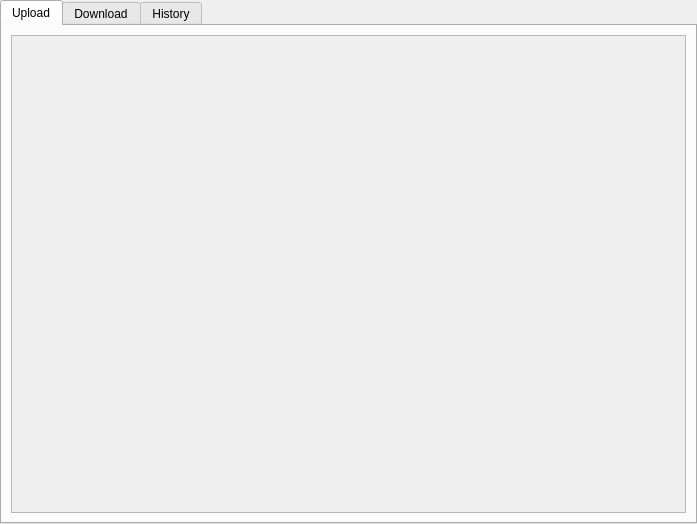
The window that client/transportwidget.ui (nekosilverfox/foxcloud) describes before a commit, drawn with Qt 5.
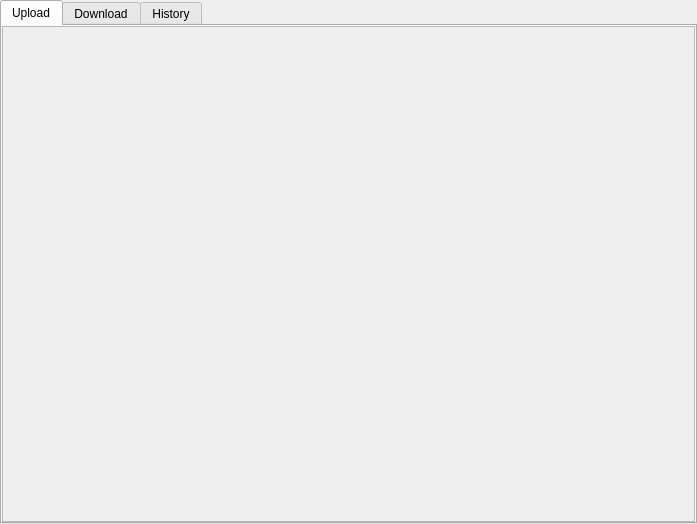
The same window after the commit. The open tabs and pages were chosen to show the change.

Commit message: 实现 将上传的文件添加到队列及 ui 界面，并修复 Transport List 显示错误的问题

```diff
--- a/client/transportwidget.ui
+++ b/client/transportwidget.ui
@@ -36,6 +36,18 @@
        <string>Upload</string>
       </attribute>
       <layout class="QVBoxLayout" name="verticalLayout">
+       <property name="leftMargin">
+        <number>0</number>
+       </property>
+       <property name="topMargin">
+        <number>0</number>
+       </property>
+       <property name="rightMargin">
+        <number>0</number>
+       </property>
+       <property name="bottomMargin">
+        <number>0</number>
+       </property>
        <item>
         <widget class="QScrollArea" name="scrollArea">
          <property name="widgetResizable">
@@ -46,10 +58,24 @@
            <rect>
             <x>0</x>
             <y>0</y>
-            <width>649</width>
-            <height>461</height>
+            <width>689</width>
+            <height>493</height>
            </rect>
           </property>
+          <layout class="QVBoxLayout" name="verticalLayout_5">
+           <property name="leftMargin">
+            <number>0</number>
+           </property>
+           <property name="topMargin">
+            <number>0</number>
+           </property>
+           <property name="rightMargin">
+            <number>0</number>
+           </property>
+           <property name="bottomMargin">
+            <number>0</number>
+           </property>
+          </layout>
          </widget>
         </widget>
        </item>
```
Left out of the diff: 6 changed lines with no effect on the pictures. The commit also changes 6 other files.
